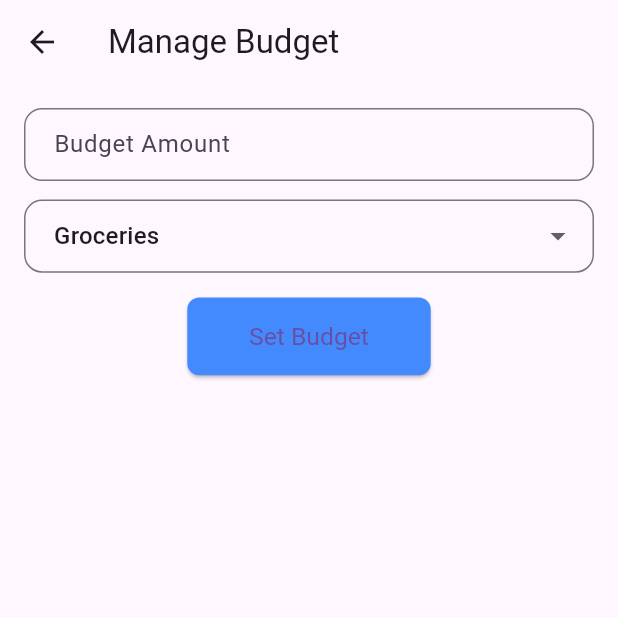
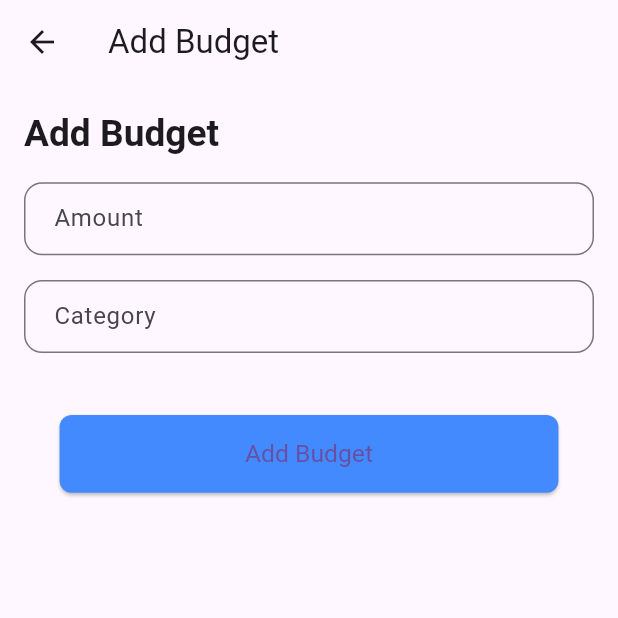
Before and after one commit to etheetla1/Personal_financeProject, a Flutter app: the BudgetScreen screen opened directly with empty values, on a phone screen of 412 x 824 dp, the top half of it. Run offline on Flutter 3.47's test engine with Material 3 defaults, Android fonts, the phone set to English and light mode, and no system bars; our stand-ins replace shared_preferences, sqflite; accounts and stored records are empty.

```diff
--- a/lib/screens/budget_screen.dart
+++ b/lib/screens/budget_screen.dart
@@ -12,20 +12,23 @@ class BudgetScreen extends StatefulWidget {
 
 class _BudgetScreenState extends State<BudgetScreen> {
   final DBHelper dbHelper = DBHelper();
-  TextEditingController budgetAmountController = TextEditingController();
-  String selectedCategory = 'Groceries';
+  TextEditingController amountController = TextEditingController();
+  TextEditingController categoryController = TextEditingController();
 
   void _addBudget() async {
-    double budgetLimit = double.tryParse(budgetAmountController.text) ?? 0;
+    double amount = double.tryParse(amountController.text) ?? 0;
+    String category = categoryController.text;
 
-    if (budgetLimit > 0) {
-      await dbHelper.addBudget(widget.userId, selectedCategory, budgetLimit);
+    if (amount > 0 && category.isNotEmpty) {
+      await dbHelper.addBudget(widget.userId, category, amount);
       ScaffoldMessenger.of(context)
           .showSnackBar(SnackBar(content: Text('Budget added successfully')));
-      Navigator.pop(context);
+
+      // Return true to indicate data was added and the dashboard should reload
+      Navigator.pop(context, true);
     } else {
       ScaffoldMessenger.of(context)
-          .showSnackBar(SnackBar(content: Text('Please enter a valid amount')));
+          .showSnackBar(SnackBar(content: Text('Please enter valid data')));
     }
   }
 
@@ -35,28 +38,39 @@ class _BudgetScreenState extends State<BudgetScreen> {
     final screenWidth = MediaQuery.of(context).size.width;
 
     return Scaffold(
-      appBar: AppBar(title: Text("Manage Budget")),
+      appBar: AppBar(
+        title: Text("Add Budget"),
+      ),
       body: Padding(
         padding: const EdgeInsets.all(16.0),
         child: Column(
+          crossAxisAlignment: CrossAxisAlignment.start,
           children: [
-            _buildTextField(context, "Budget Amount", TextInputType.number,
-                budgetAmountController, screenHeight),
-            SizedBox(height: screenHeight * 0.015),
-            _buildCategoryDropdown(screenHeight),
+            Text(
+              "Add Budget",
+              style: Theme.of(context).textTheme.headlineSmall?.copyWith(
+                    fontWeight: FontWeight.bold,
+                    fontSize: screenHeight * 0.03,
+                  ),
+            ),
             SizedBox(height: screenHeight * 0.02),
-            ElevatedButton(
+            _buildTextField("Amount", amountController, screenHeight),
+            SizedBox(height: screenHeight * 0.02),
+            _buildTextField("Category", categoryController, screenHeight),
+            SizedBox(height: screenHeight * 0.05),
+            Center(
+              child: ElevatedButton(
                 onPressed: _addBudget,
-              child: Text("Set Budget"),
+                child: Text("Add Budget"),
                 style: ElevatedButton.styleFrom(
                   padding: EdgeInsets.symmetric(
                       vertical: screenHeight * 0.02,
-                    horizontal: screenWidth * 0.1), // Dynamic button size
+                      horizontal: screenWidth * 0.3),
                   textStyle: TextStyle(fontSize: screenHeight * 0.02),
                   backgroundColor: Colors.blueAccent,
                   shape: RoundedRectangleBorder(
-                  borderRadius:
-                      BorderRadius.circular(8.0), // Rectangular button
+                    borderRadius: BorderRadius.circular(8.0),
+                  ),
                 ),
               ),
             ),
@@ -67,47 +81,18 @@ class _BudgetScreenState extends State<BudgetScreen> {
   }
 
   Widget _buildTextField(
-      BuildContext context,
-      String hintText,
-      TextInputType type,
-      TextEditingController controller,
-      double screenHeight) {
+      String hint, TextEditingController controller, double screenHeight) {
     return TextField(
       controller: controller,
-      keyboardType: type,
+      keyboardType: TextInputType.number,
       decoration: InputDecoration(
-        hintText: hintText,
+        hintText: hint,
         border: OutlineInputBorder(
           borderRadius: BorderRadius.circular(12),
         ),
         contentPadding: EdgeInsets.symmetric(
-            horizontal: 16.0,
-            vertical: screenHeight * 0.015), // Dynamic padding
+            horizontal: 16.0, vertical: screenHeight * 0.015),
       ),
     );
   }
-
-  Widget _buildCategoryDropdown(double screenHeight) {
-    return DropdownButtonFormField<String>(
-      decoration: InputDecoration(
-        border: OutlineInputBorder(borderRadius: BorderRadius.circular(12)),
-        contentPadding: EdgeInsets.symmetric(
-            horizontal: 16.0,
-            vertical: screenHeight * 0.015), // Dynamic padding
-      ),
-      value: selectedCategory,
-      items: <String>['Groceries', 'Rent', 'Utilities', 'Others']
-          .map((String value) {
-        return DropdownMenuItem<String>(
-          value: value,
-          child: Text(value),
-        );
-      }).toList(),
-      onChanged: (newValue) {
-        setState(() {
-          selectedCategory = newValue!;
-        });
-      },
-    );
 }
-}
```
Also changed, not shown: lib/screens/income_expense_screen.dart (+18 -9 lines), lib/screens/savings_goal_screen.dart (+32 -25 lines). Lines whose indentation alone changed are shown as unchanged.
